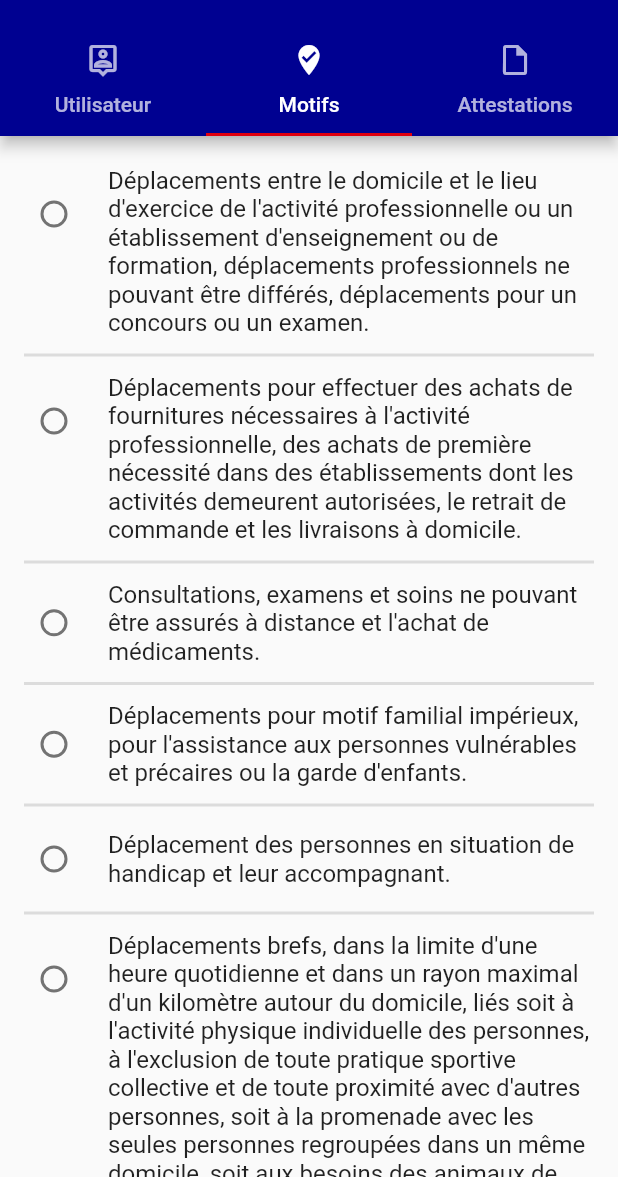
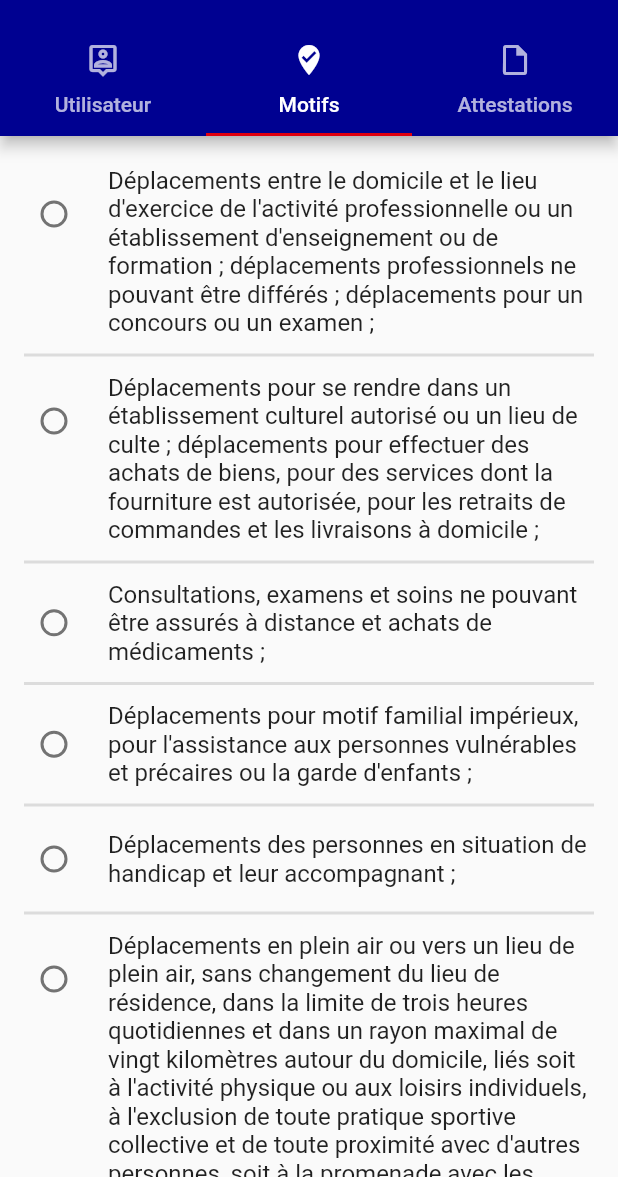
Before and after one commit to nicolasOvejero/my_certificate, a Flutter app: the screen it shows after launch, tab 2 chosen, on a phone screen of 412 x 824 dp, the part 59-1236 px from its top. Run offline on Flutter 3.47's test engine with Material 2 defaults, Android fonts, the phone set to English and light mode, and no system bars; our stand-ins replace datetime_picker_formfield, flutter_map, flutter_svg, geolocator, latlong, open_file and 2 more; missing offline and left inert: barcode; generated files the repository leaves out were written again.

Commit message:
feat(Global): Update values for new movements status

```diff
--- a/lib/l10n/app_fr.arb
+++ b/lib/l10n/app_fr.arb
@@ -47,39 +47,39 @@
   "@certificateTimeOut": {
     "description": "Message for time out case"
   },
-  "movementFormWorkExp": "Déplacements entre le domicile et le lieu d'exercice de l'activité professionnelle ou un établissement d'enseignement ou de formation, déplacements professionnels ne pouvant être différés, déplacements pour un concours ou un examen.",
+  "movementFormWorkExp": "Déplacements entre le domicile et le lieu d'exercice de l'activité professionnelle ou un établissement d'enseignement ou de formation ; déplacements professionnels ne pouvant être différés ; déplacements pour un concours ou un examen ;",
   "@movementFormWorkExp": {
     "description": "Label for work movement type"
   },
-  "movementFormShoppingExp": "Déplacements pour effectuer des achats de fournitures nécessaires à l'activité professionnelle, des achats de première nécessité dans des établissements dont les activités demeurent autorisées, le retrait de commande et les livraisons à domicile.",
+  "movementFormShoppingExp": "Déplacements pour se rendre dans un établissement culturel autorisé ou un lieu de culte ; déplacements pour effectuer des achats de biens, pour des services dont la fourniture est autorisée, pour les retraits de commandes et les livraisons à domicile ;",
   "@movementFormShoppingExp": {
     "description": "Label for shopping movement type"
   },
-  "movementFormMedicalExp": "Consultations, examens et soins ne pouvant être assurés à distance et l'achat de médicaments.",
+  "movementFormMedicalExp": "Consultations, examens et soins ne pouvant être assurés à distance et achats de médicaments ;",
   "@movementFormMedicalExp": {
     "description": "Label for work movement type"
   },
-  "movementFormFamilyExp": "Déplacements pour motif familial impérieux, pour l'assistance aux personnes vulnérables et précaires ou la garde d'enfants.",
+  "movementFormFamilyExp": "Déplacements pour motif familial impérieux, pour l'assistance aux personnes vulnérables et précaires ou la garde d'enfants ;",
   "@movementFormFamilyExp": {
     "description": "Label for famlily movement type"
   },
-  "movementFormHandicapExp": "Déplacement des personnes en situation de handicap et leur accompagnant.",
+  "movementFormHandicapExp": "Déplacements des personnes en situation de handicap et leur accompagnant ;",
   "@movementFormHandicapExp": {
     "description": "Label for handicap movement type"
   },
-  "movementFormSportExp": "Déplacements brefs, dans la limite d'une heure quotidienne et dans un rayon maximal d'un kilomètre autour du domicile, liés soit à l'activité physique individuelle des personnes, à l'exclusion de toute pratique sportive collective et de toute proximité avec d'autres personnes, soit à la promenade avec les seules personnes regroupées dans un même domicile, soit aux besoins des animaux de compagnie.",
+  "movementFormSportExp": "Déplacements en plein air ou vers un lieu de plein air, sans changement du lieu de résidence, dans la limite de trois heures quotidiennes et dans un rayon maximal de vingt kilomètres autour du domicile, liés soit à l'activité physique ou aux loisirs individuels, à l'exclusion de toute pratique sportive collective et de toute proximité avec d'autres personnes, soit à la promenade avec les seules personnes regroupées dans un même domicile, soit aux besoins des animaux de compagnie ;",
   "@movementFormSportExp": {
     "description": "Label for sport movement type"
   },
-  "movementFormAdministrativeExp": "Convocation judiciaire ou administrative et pour se rendre dans un service public.",
+  "movementFormAdministrativeExp": "Convocations judiciaires ou administratives et déplacements pour se rendre dans un service public ;",
   "@movementFormAdministrativeExp": {
     "description": "Label for administrative movement type"
   },
-  "movementFormGeneralInterestExp": "Participation à des missions d'intérêt général sur demande de l'autorité administrative.",
+  "movementFormGeneralInterestExp": "Participation à des missions d'intérêt général sur demande de l'autorité administrative ;",
   "@movementFormGeneralInterestExp": {
     "description": "Label for general interest movement type"
   },
-  "movementFormSchoolExp": "Déplacement pour chercher les enfants à l'école et à l'occasion de leurs activités périscolaires.",
+  "movementFormSchoolExp": "Déplacements pour chercher les enfants à l'école et à l'occasion de leurs activités périscolaires ;",
   "@movementFormSchoolExp": {
     "description": "Label for school movement type"
   },
--- a/lib/map_page.dart
+++ b/lib/map_page.dart
@@ -19,7 +19,7 @@ class MapPage extends StatefulWidget {
 }
 
 class _MapPage extends State<MapPage> {
-  static final double RADUIS_VALUE = 1000;
+  static final double RADUIS_VALUE = 20000;
 
   LatLng _addressPoint = LatLng(0, 0);
   List<Marker> _marker = [];
--- a/lib/utils.dart
+++ b/lib/utils.dart
@@ -4,6 +4,7 @@ import 'package:flutter/material.dart';
 import 'package:intl/intl.dart';
 
 import 'certificate.dart';
+import 'package:flutter_gen/gen_l10n/app_localizations.dart';
 
 class Utils {
   static final dateFormat = DateFormat("dd/MM/yyyy");
@@ -81,44 +82,26 @@ class Utils {
     return "";
   }
 
-  static String mapMovementTypeToFrenchText(MovementType type) {
+  static String mapMovementTypeToFrenchText(MovementType type, BuildContext context) {
     switch (type) {
       case MovementType.work:
-        return "Déplacements entre le domicile et le lieu d'exercice "
-            "de l'activité professionnelle ou un établissement d'enseignement ou "
-            "de formation, déplacements professionnels ne pouvant être différés, "
-            "déplacements pour un concours ou un examen.";
+        return AppLocalizations.of(context).movementFormWorkExp;
       case MovementType.shopping:
-        return "Déplacements pour effectuer des achats de "
-            "fournitures nécessaires à l'activité professionnelle, "
-            "des achats de première nécessité dans des établissements "
-            "dont les activités demeurent autorisées, le retrait de "
-            "commande et les livraisons à domicile.";
+        return AppLocalizations.of(context).movementFormShoppingExp;
       case MovementType.medical:
-        return "Consultations, examens et soins ne pouvant être "
-            "assurés à distance et l'achat de médicaments.";
+        return AppLocalizations.of(context).movementFormMedicalExp;
       case MovementType.family:
-        return "Déplacements pour motif familial impérieux, pour "
-            "l'assistance aux personnes vulnérables et précaires ou la garde d'enfants.";
+        return AppLocalizations.of(context).movementFormFamilyExp;
       case MovementType.handicap:
-        return "Déplacement des personnes en situation "
-            "de handicap et leur accompagnant.";
+        return AppLocalizations.of(context).movementFormHandicapExp;
       case MovementType.sport:
-        return "Déplacements brefs, dans la limite d'une heure quotidienne et dans "
-            "un rayon maximal d'un kilomètre autour du domicile, liés soit à l'activité "
-            "physique individuelle des personnes, à l'exclusion de toute pratique "
-            "sportive collective et de toute proximité avec d'autres personnes, soit à la "
-            "promenade avec les seules personnes regroupées dans un même domicile, "
-            "soit aux besoins des animaux de compagnie.";
+        return AppLocalizations.of(context).movementFormSportExp;
       case MovementType.administrative:
-        return "Convocation judiciaire ou administrative et"
-            " pour se rendre dans un service public.";
+        return AppLocalizations.of(context).movementFormAdministrativeExp;
       case MovementType.general_interest:
-        return "Participation à des missions d'intérêt général"
-            " sur demande de l'autorité administrative.";
+        return AppLocalizations.of(context).movementFormGeneralInterestExp;
       case MovementType.school:
-        return "Déplacement pour chercher les enfants à "
-            "l'école et à l'occasion de leurs activités périscolaires.";
+        return AppLocalizations.of(context).movementFormSchoolExp;
     }
     return "";
   }
```
Also changed, not shown: lib/certificate_view.dart (+26 -24 lines), lib/pdf_generation.dart (+53 -88 lines).
